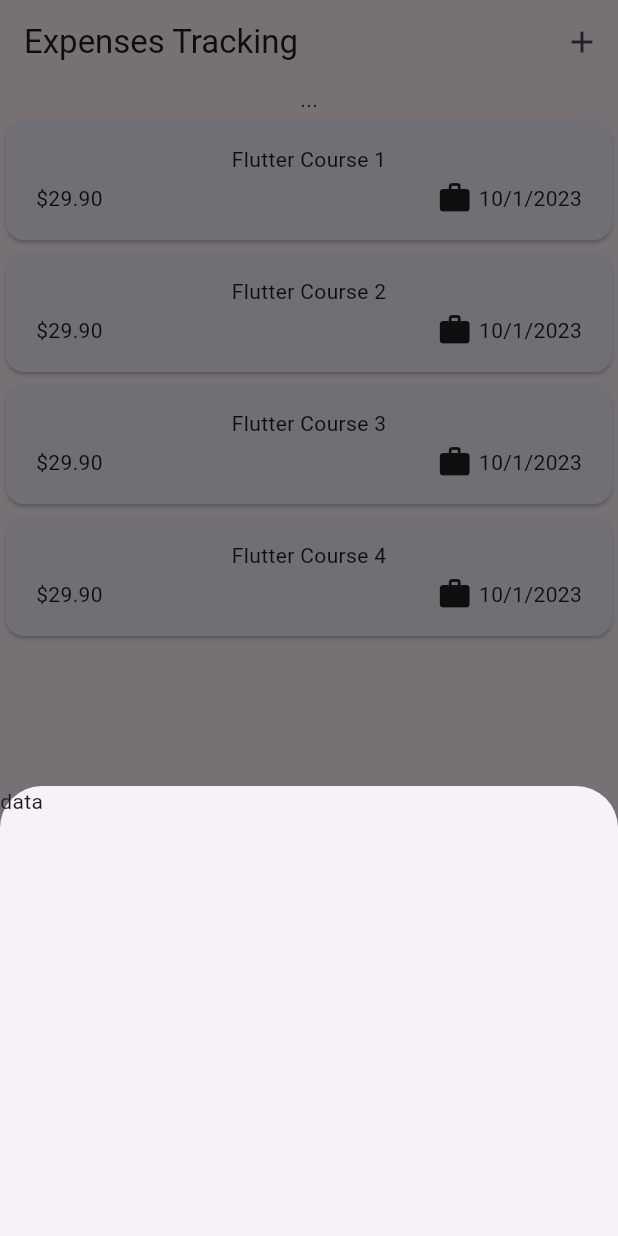
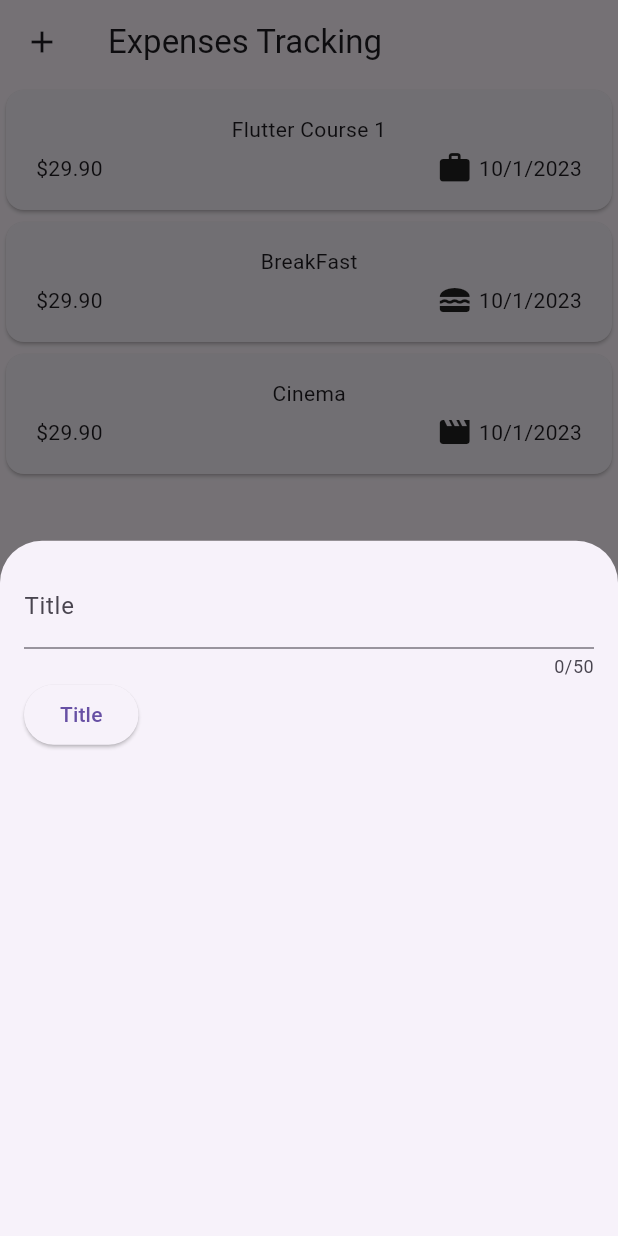
Before and after one commit to Abdulkader-Safi/ExpenceTrackingProject, a Flutter app: the screen it shows after launch, after a tap on the "add" icon, on a phone screen of 412 x 824 dp. Run offline on Flutter 3.47's test engine with Material 2 defaults, Android fonts, the light colour scheme and no system bars.

Commit message:
start working on user input

```diff
--- a/lib/widgets/expenses.dart
+++ b/lib/widgets/expenses.dart
@@ -1,5 +1,6 @@
 import 'package:exprense_tracker/models/expense.dart';
 import 'package:exprense_tracker/widgets/expenses_list/expenses_list.dart';
+import 'package:exprense_tracker/widgets/new_expense.dart';
 import 'package:flutter/material.dart';
 
 class Expenses extends StatefulWidget {
@@ -18,22 +19,16 @@
       category: Category.work,
     ),
     Expense(
-      title: 'Flutter Course 2',
+      title: 'BreakFast',
       amount: 29.9,
       date: DateTime.now(),
-      category: Category.work,
+      category: Category.food,
     ),
     Expense(
-      title: 'Flutter Course 3',
+      title: 'Cinema',
       amount: 29.9,
       date: DateTime.now(),
-      category: Category.work,
-    ),
-    Expense(
-      title: 'Flutter Course 4',
-      amount: 29.9,
-      date: DateTime.now(),
-      category: Category.work,
+      category: Category.leisure,
     ),
   ];
 
@@ -42,33 +37,25 @@
     return Scaffold(
       appBar: AppBar(
         title: const Text("Expenses Tracking"),
-        actions: [
-          IconButton(
+        leading: IconButton(
           icon: const Icon(Icons.add),
           onPressed: () {
             showModalBottomSheet(
               context: context,
-                builder: (ctx) => const SizedBox(
-                  height: 300,
-                  width: double.infinity,
-                  child: Text("data"),
-                ),
+              builder: (ctx) => const NewExpense(),
             );
           },
         ),
-        ],
       ),
       body: Center(
         child: Column(
           mainAxisAlignment: MainAxisAlignment.center,
           children: [
-            const Text('...'),
             Expanded(
               child: ExpensesList(
                 expenses: _registerExpanses,
               ),
             ),
-            const Text('...'),
           ],
         ),
       ),
--- /dev/null
+++ b/lib/widgets/new_expense.dart
@@ -0,0 +1,48 @@
+import 'dart:developer';
+
+import 'package:flutter/material.dart';
+
+class NewExpense extends StatefulWidget {
+  const NewExpense({super.key});
+
+  @override
+  State<NewExpense> createState() => _NewExpenseState();
+}
+
+class _NewExpenseState extends State<NewExpense> {
+  final _titleController = TextEditingController();
+
+  @override
+  void dispose() {
+    super.dispose();
+    _titleController.dispose();
+  }
+
+  @override
+  Widget build(BuildContext context) {
+    return Padding(
+      padding: const EdgeInsets.all(16.0),
+      child: Column(
+        children: [
+          TextField(
+            controller: _titleController,
+            maxLength: 50,
+            decoration: const InputDecoration(
+              label: Text('Title'),
+            ),
+          ),
+          Row(
+            children: [
+              ElevatedButton(
+                onPressed: () {
+                  log(_titleController.text);
+                },
+                child: const Text("Title"),
+              )
+            ],
+          )
+        ],
+      ),
+    );
+  }
+}
```
Lines whose indentation alone changed are shown as unchanged.
